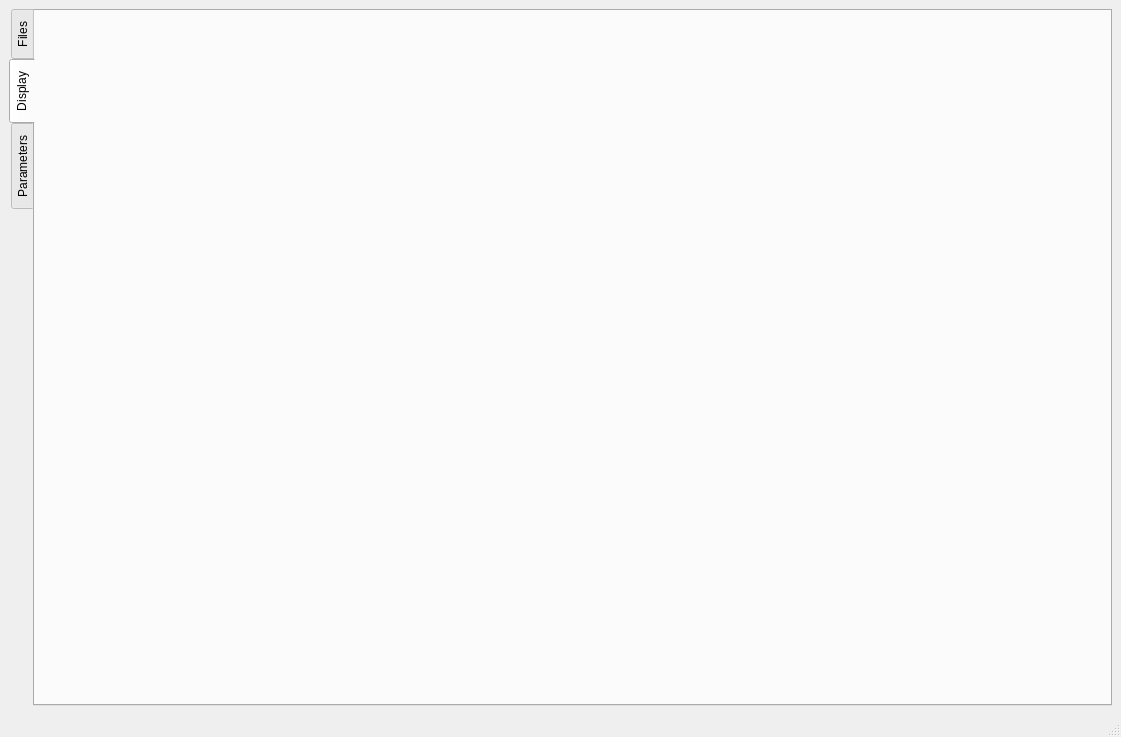
Above: mainwindow.ui from FastTrackOrg/FastTrack before the change. Below: the same form after it.
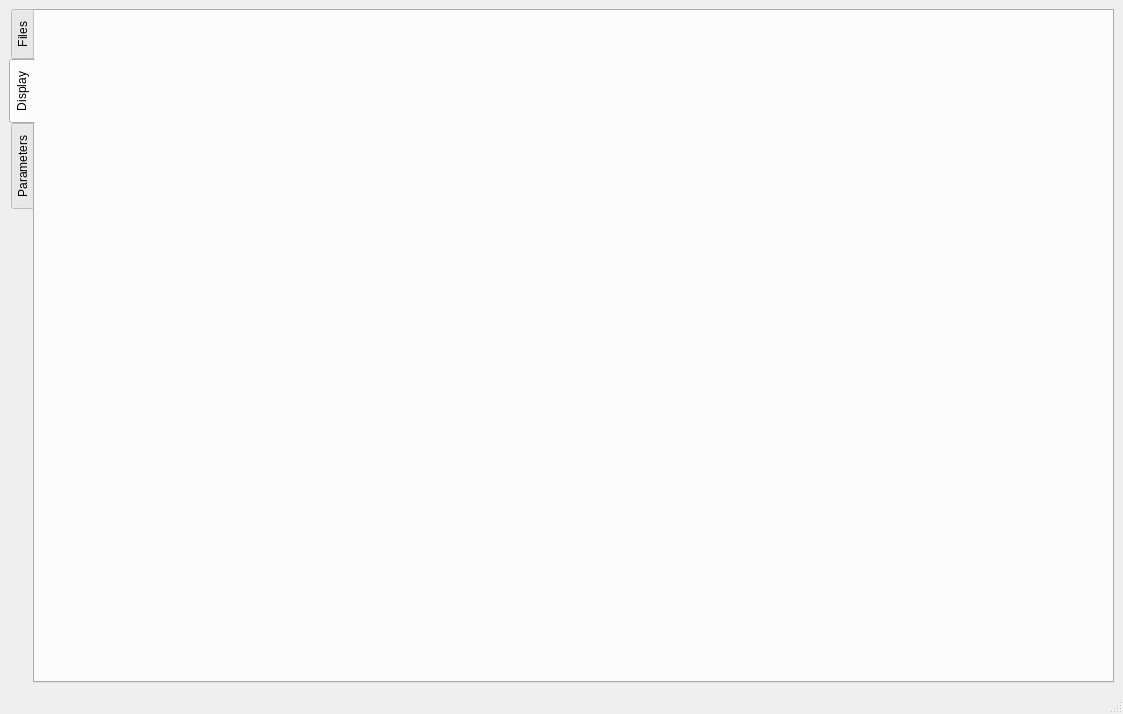
That is the form after the change. The open tabs and pages were chosen to show the change.

Patch:
```diff
--- a/mainwindow.ui
+++ b/mainwindow.ui
@@ -6,8 +6,8 @@
    <rect>
     <x>0</x>
     <y>0</y>
-    <width>1121</width>
-    <height>737</height>
+    <width>1123</width>
+    <height>714</height>
    </rect>
   </property>
   <property name="windowTitle">
@@ -88,6 +88,18 @@
        <layout class="QGridLayout" name="gridLayout_2">
         <item row="0" column="0">
          <widget class="QLabel" name="display">
+          <property name="minimumSize">
+           <size>
+            <width>524</width>
+            <height>0</height>
+           </size>
+          </property>
+          <property name="maximumSize">
+           <size>
+            <width>524</width>
+            <height>650</height>
+           </size>
+          </property>
           <property name="text">
            <string/>
           </property>
@@ -95,6 +107,12 @@
         </item>
         <item row="0" column="1">
          <widget class="QLabel" name="display2">
+          <property name="maximumSize">
+           <size>
+            <width>524</width>
+            <height>650</height>
+           </size>
+          </property>
           <property name="text">
            <string/>
           </property>
```
Left out of the diff: 2 changed lines with no effect on the pictures.
